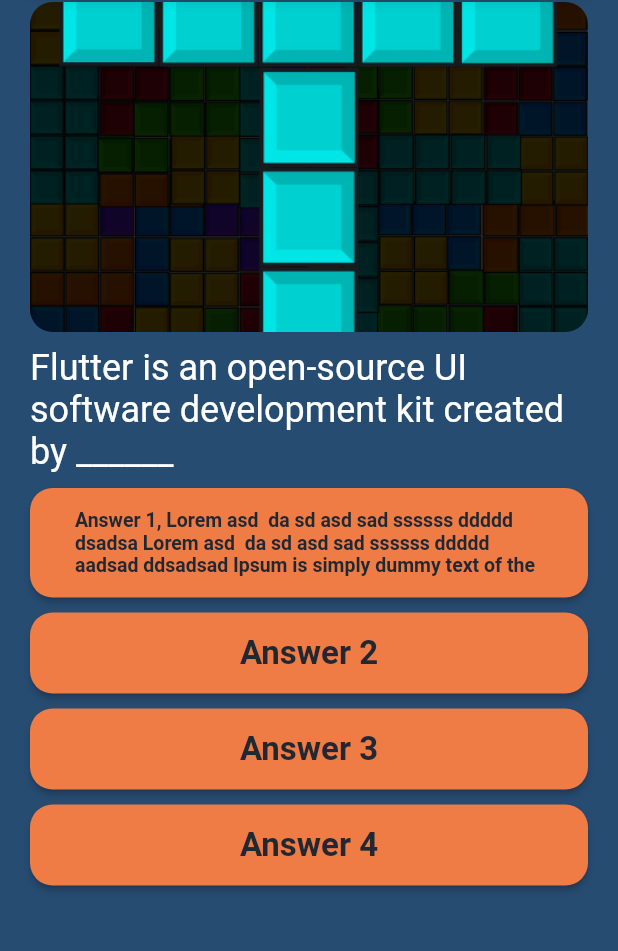
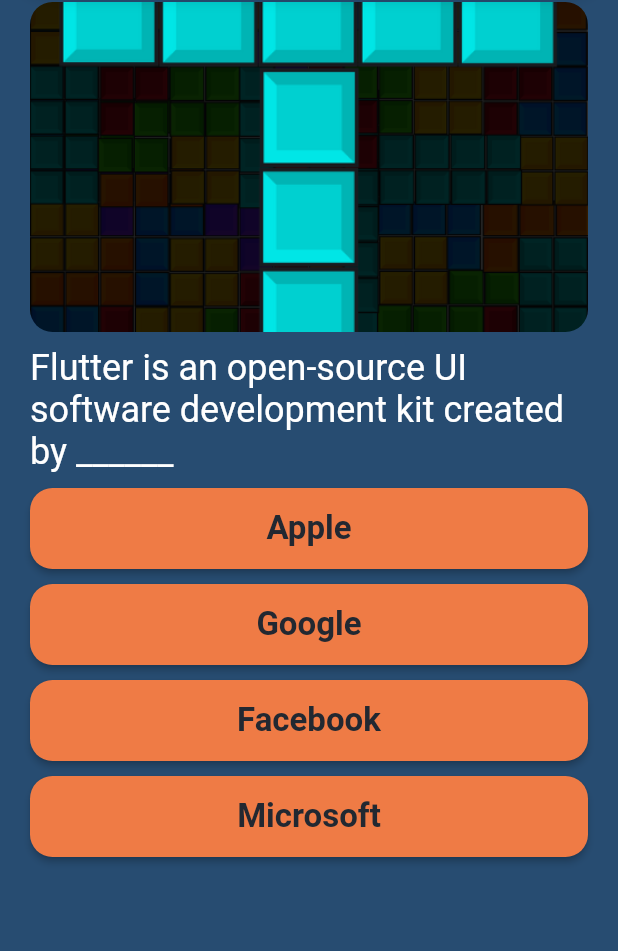
Before and after one commit to DevranAkat/Flutter-QuizApp, a Flutter app: the QuizPage screen opened by its route, on a phone screen of 412 x 824 dp, the part 97-1048 px from its top. Run offline on Flutter 3.47's test engine with Material 2 defaults, Android fonts, the phone set to English and light mode, and no system bars; drawn by our look-alikes of auto_size_text.

Commit message:
Simplified code and added options

```diff
--- a/lib/screens/quiz_page.dart
+++ b/lib/screens/quiz_page.dart
@@ -28,14 +28,7 @@ const List questions = [
     "answer_index": 2,
   },
 ];
-
-final String q1 = questions[0]['question'];
-
-String xx =  questions[0]['question'];
-  String getQuestion()
-  {
-    return questions[0]['question'];
-  }
+var questionsNumber = 0;
 
 class QuizPage extends StatelessWidget {
   const QuizPage({Key? key}) : super(key: key);
@@ -69,17 +62,14 @@ class QuizPage extends StatelessWidget {
             Padding(
               padding: EdgeInsets.only(left: 20.0, right: 20.0, top: 10.0),
                 child: AutoSizeText(
-                  questions[0]['question'],
+                  questions[questionsNumber]['question'],
                   style: TextStyle(fontSize: 24, color: Colors.white),
                   minFontSize: 14,
                   maxLines: 4,
                   overflow: TextOverflow.ellipsis,
                 ),
               ),
-            Options("Answer 1, Lorem asd  da sd asd sad ssssss ddddd dsadsa Lorem asd  da sd asd sad ssssss ddddd aadsad ddsadsad Ipsum is simply dummy text of the"),
-            Options("Answer 2"),
-            Options("Answer 3"),
-            Options("Answer 4"),
+              for (var q in questions[questionsNumber]['options']) Options(q),
           ],
         ),
       ),
```
